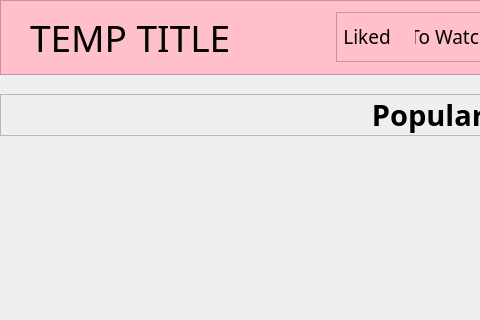
First picture: the form in ui/application-window.ui, repository xbryan25/movie-tvshow-review-app, before the edit; both pictures show x 0 to 480 and y 0 to 320 of the 1164 by 755 pixel window.
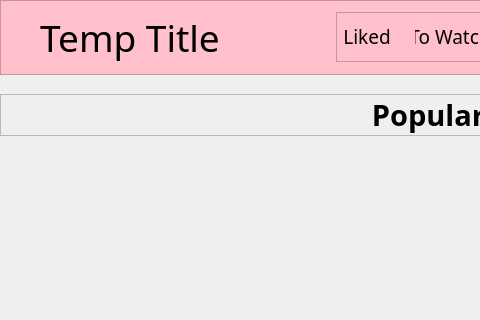
Second picture: the form after the edit. The open tabs and pages were chosen to show the change.

Commit message: Fix liked and to watch media connection to the database, made temporary title redirect to choose_titles page

Diff of the .ui file:
```diff
--- a/ui/application-window.ui
+++ b/ui/application-window.ui
@@ -543,7 +543,7 @@
             </spacer>
            </item>
            <item>
-            <widget class="QLabel" name="app_title_label">
+            <widget class="QPushButton" name="app_title_button">
              <property name="minimumSize">
               <size>
                <width>200</width>
@@ -556,8 +556,19 @@
                <pointsize>28</pointsize>
               </font>
              </property>
+             <property name="cursor">
+              <cursorShape>PointingHandCursor</cursorShape>
+             </property>
+             <property name="styleSheet">
+              <string notr="true">QPushButton:pressed{
+border: none;
+}</string>
+             </property>
              <property name="text">
-              <string>TEMP TITLE</string>
+              <string>Temp Title</string>
+             </property>
+             <property name="flat">
+              <bool>true</bool>
              </property>
             </widget>
            </item>
```
The commit also changes 3 other files.
